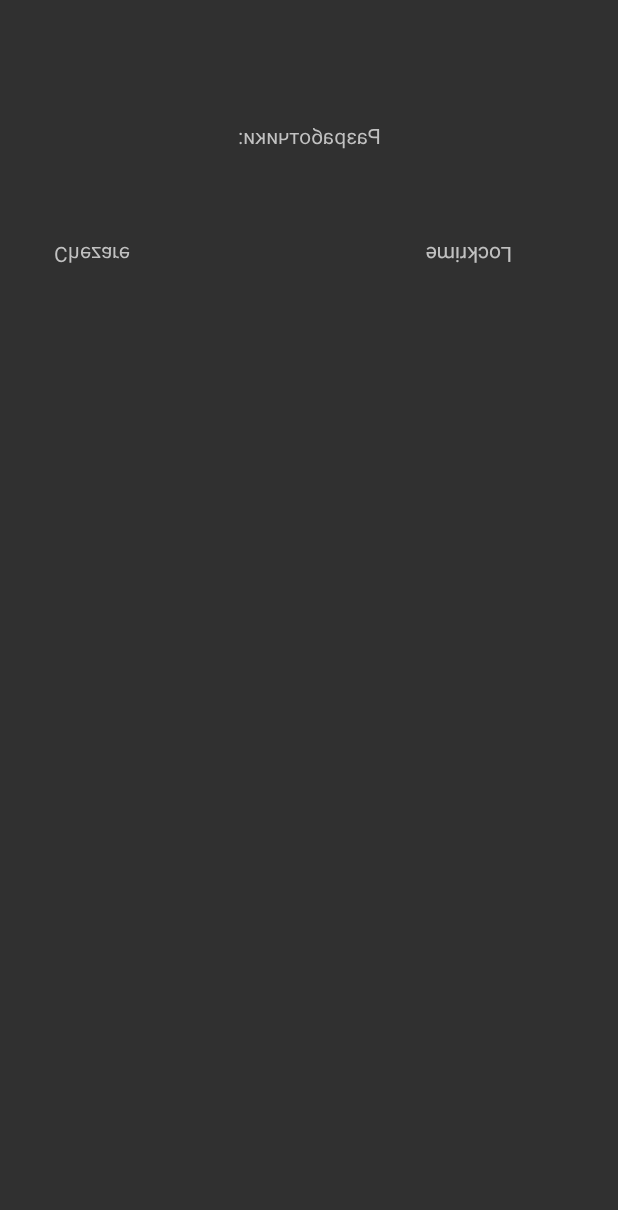
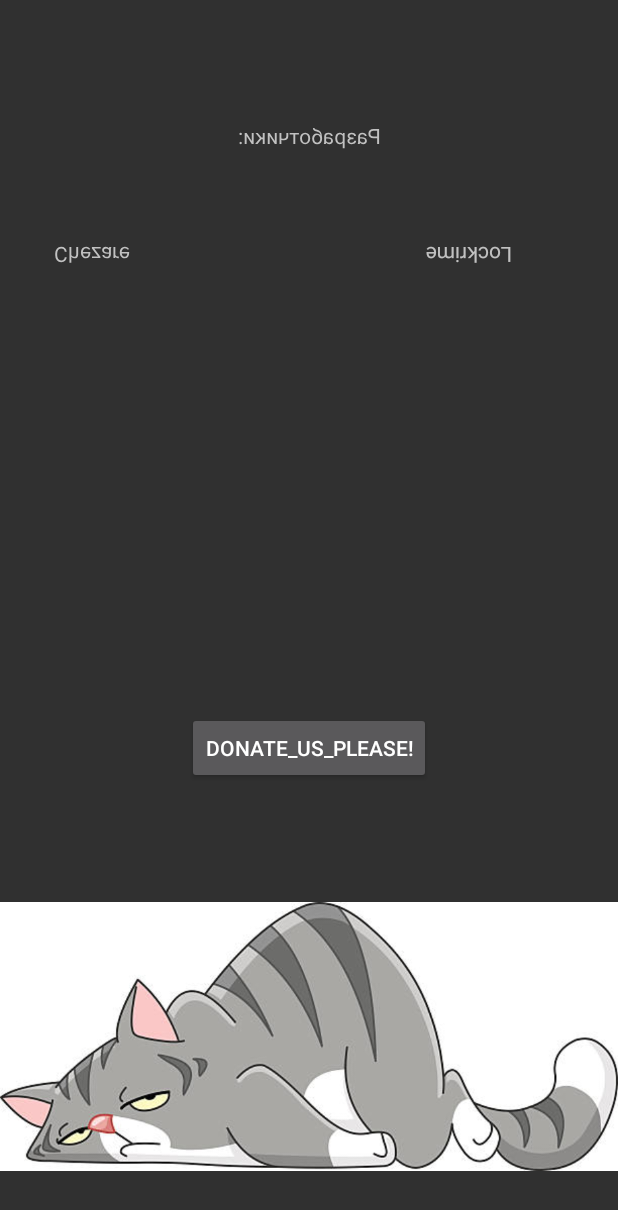
Before and after one commit to Dmity569/SpaceGameBulletHell, an Android app: the CreatorsActivity screen opened directly, with no data from a screen before it, on a phone screen of 412 x 824 dp. Before the commit the part shown is almost empty. Shown: the top 1210 px of the screen. Run offline under Robolectric (Android 15) with nearby library versions, the phone set to English and light mode, and no system bars.

Commit message:
sad_cat donate us

```diff
--- a/app/src/main/res/layout/activity_creators.xml
+++ b/app/src/main/res/layout/activity_creators.xml
@@ -45,4 +45,26 @@
         app:layout_constraintTop_toTopOf="parent"
         app:layout_constraintVertical_bias="0.200" />
 
+    <ImageView
+        android:id="@+id/imageView2"
+        android:layout_width="wrap_content"
+        android:layout_height="wrap_content"
+        app:layout_constraintBottom_toBottomOf="parent"
+        app:layout_constraintEnd_toEndOf="parent"
+        app:layout_constraintStart_toStartOf="parent"
+        app:layout_constraintTop_toTopOf="parent"
+        app:layout_constraintVertical_bias="1.0"
+        app:srcCompat="@drawable/sad_cat_2" />
+
+    <Button
+        android:id="@+id/donate_button1"
+        android:layout_width="wrap_content"
+        android:layout_height="wrap_content"
+        android:text="donate_us_please!"
+        app:layout_constraintBottom_toBottomOf="parent"
+        app:layout_constraintEnd_toEndOf="parent"
+        app:layout_constraintStart_toStartOf="parent"
+        app:layout_constraintTop_toTopOf="parent"
+        app:layout_constraintVertical_bias="0.612" />
+
 </androidx.constraintlayout.widget.ConstraintLayout>
```
Also changed, not shown: app/src/main/res/drawable/sad_cat_2.jpg (added).
